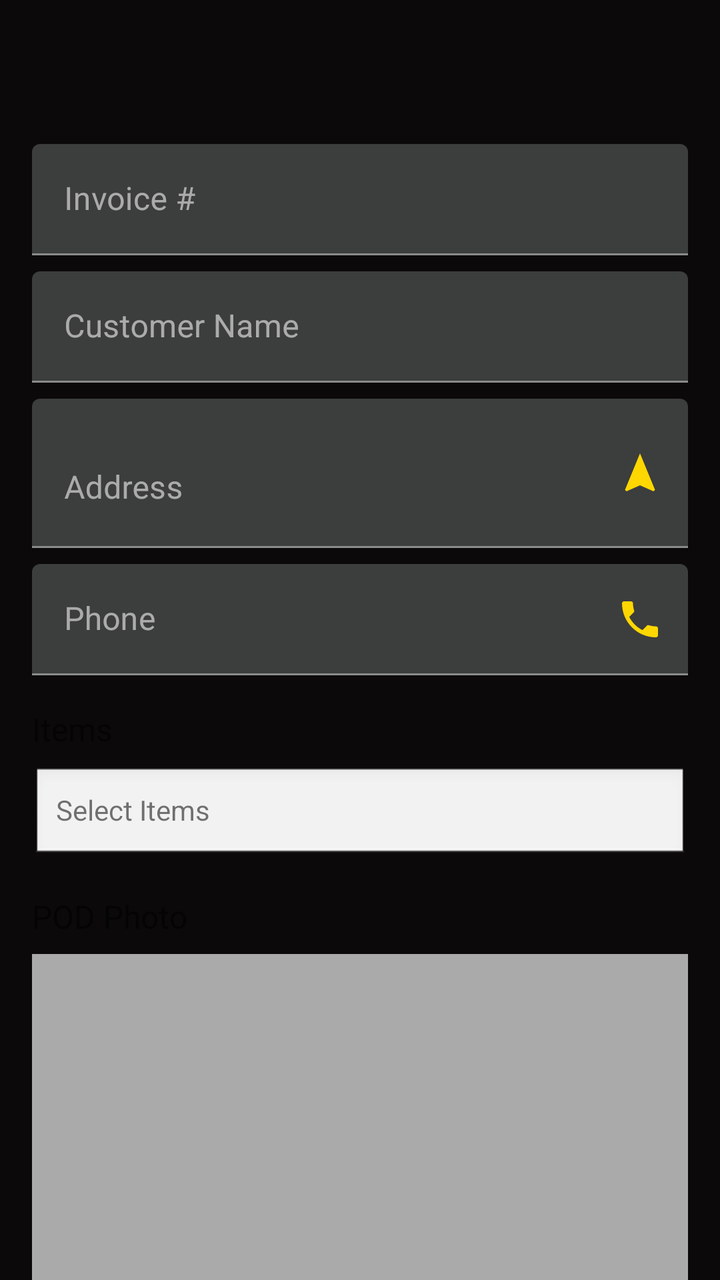
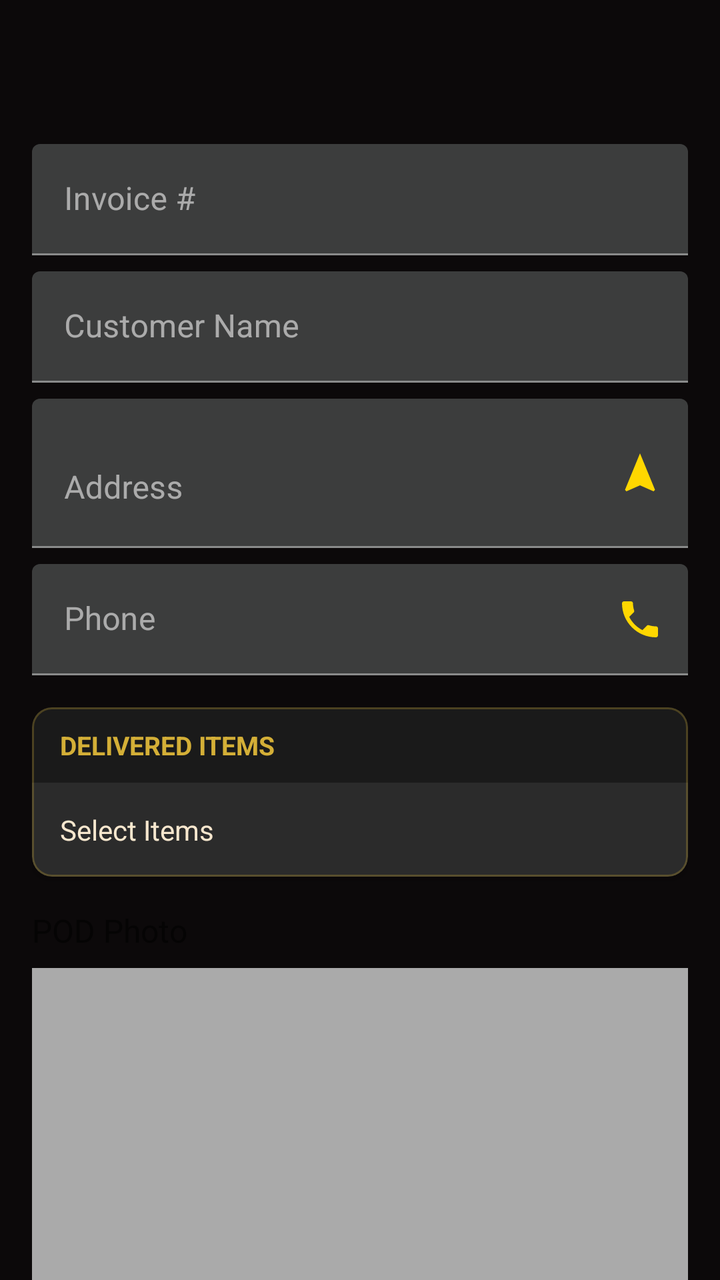

An Android layout rendered at two revisions. The XML below is the earlier revision; the diff shows what the commit changed to produce the second picture.
<!-- AndroidManifest.xml: application theme Theme.MobileInvoiceOCR -->
<!-- res/layout/activity_invoice_detail.xml -->
<?xml version="1.0" encoding="utf-8"?>
<androidx.core.widget.NestedScrollView xmlns:android="http://schemas.android.com/apk/res/android" xmlns:app="http://schemas.android.com/apk/res-auto"
    android:paddingTop="?attr/actionBarSize"
    android:fitsSystemWindows="true"
    android:layout_width="match_parent"
    android:layout_height="match_parent">
    <LinearLayout
        android:orientation="vertical"
        android:padding="16dp"
        android:layout_width="match_parent"
        android:layout_height="wrap_content">
        <com.google.android.material.card.MaterialCardView
            android:id="@+id/cardInvoiceImage"
            android:visibility="gone"
            android:layout_width="match_parent"
            android:layout_height="wrap_content"
            android:layout_marginBottom="16dp"
            app:cardBackgroundColor="@color/charcoal"
            app:cardCornerRadius="12dp"
            app:cardElevation="4dp"
            app:strokeColor="@color/rich_gold"
            app:strokeWidth="1dp">
            <LinearLayout
                android:orientation="vertical"
                android:layout_width="match_parent"
                android:layout_height="wrap_content">
                <ImageView
                    android:id="@+id/ivInvoiceImage"
                    android:layout_width="match_parent"
                    android:layout_height="wrap_content"
                    android:scaleType="fitCenter"
                    android:adjustViewBounds="true"
                    android:contentDescription="@string/original_invoice"/>
                <TextView
                    android:textSize="13sp"
                    android:textColor="@color/rich_gold"
                    android:background="@color/dark_charcoal"
                    android:padding="8dp"
                    android:layout_width="match_parent"
                    android:layout_height="wrap_content"
                    android:text="@string/tap_to_extract"
                    android:textAlignment="center"/>
            </LinearLayout>
        </com.google.android.material.card.MaterialCardView>
        <com.google.android.material.textfield.TextInputLayout
            android:layout_width="match_parent"
            android:layout_height="wrap_content"
            android:hint="@string/invoice_number">
            <com.google.android.material.textfield.TextInputEditText
                android:id="@+id/etInvoiceNumber"
                android:layout_width="match_parent"
                android:layout_height="wrap_content"/>
        </com.google.android.material.textfield.TextInputLayout>
        <com.google.android.material.textfield.TextInputLayout
            android:layout_width="match_parent"
            android:layout_height="wrap_content"
            android:layout_marginTop="8dp"
            android:hint="@string/customer_name">
            <com.google.android.material.textfield.TextInputEditText
                android:id="@+id/etCustomerName"
                android:layout_width="match_parent"
                android:layout_height="wrap_content"/>
        </com.google.android.material.textfield.TextInputLayout>
        <com.google.android.material.textfield.TextInputLayout
            android:id="@+id/tilAddress"
            android:layout_width="match_parent"
            android:layout_height="wrap_content"
            android:layout_marginTop="8dp"
            android:hint="@string/address"
            app:endIconContentDescription="Navigate to address"
            app:endIconDrawable="@drawable/ic_navigate"
            app:endIconMode="custom"
            app:endIconTint="@color/gold">
            <com.google.android.material.textfield.TextInputEditText
                android:id="@+id/etAddress"
                android:layout_width="match_parent"
                android:layout_height="wrap_content"
                android:minLines="2"/>
        </com.google.android.material.textfield.TextInputLayout>
        <com.google.android.material.textfield.TextInputLayout
            android:id="@+id/tilPhone"
            android:layout_width="match_parent"
            android:layout_height="wrap_content"
            android:layout_marginTop="8dp"
            android:hint="@string/phone"
            app:endIconContentDescription="Call customer"
            app:endIconDrawable="@drawable/ic_phone"
            app:endIconMode="custom"
            app:endIconTint="@color/gold">
            <com.google.android.material.textfield.TextInputEditText
                android:id="@+id/etPhone"
                android:layout_width="match_parent"
                android:layout_height="wrap_content"
                android:inputType="phone"/>
        </com.google.android.material.textfield.TextInputLayout>
        <TextView
            android:textSize="16sp"
            android:layout_width="match_parent"
            android:layout_height="wrap_content"
            android:layout_marginTop="16dp"
            android:layout_marginBottom="8dp"
            android:text="@string/items"/>
        <TextView
            android:id="@+id/tvSelectedItems"
            android:background="@android:drawable/edit_text"
            android:padding="12dp"
            android:focusable="true"
            android:clickable="true"
            android:layout_width="match_parent"
            android:layout_height="wrap_content"
            android:text="@string/select_items"/>
        <TextView
            android:textSize="16sp"
            android:layout_width="match_parent"
            android:layout_height="wrap_content"
            android:layout_marginTop="16dp"
            android:layout_marginBottom="8dp"
            android:text="@string/pod_photo"/>
        <LinearLayout
            android:gravity="center"
            android:orientation="horizontal"
            android:layout_width="match_parent"
            android:layout_height="wrap_content">
            <FrameLayout
                android:background="@android:color/darker_gray"
                android:layout_width="0dp"
                android:layout_height="200dp"
                android:layout_weight="1">
                <ImageView
                    android:id="@+id/ivPod1"
                    android:visibility="gone"
                    android:layout_width="match_parent"
                    android:layout_height="match_parent"
                    android:scaleType="centerCrop"
                    android:contentDescription="POD 1"/>
            </FrameLayout>
            <FrameLayout
                android:background="@android:color/darker_gray"
                android:layout_width="0dp"
                android:layout_height="200dp"
                android:layout_weight="1">
                <ImageView
                    android:id="@+id/ivPod2"
                    android:visibility="gone"
                    android:layout_width="match_parent"
                    android:layout_height="match_parent"
                    android:scaleType="centerCrop"
                    android:contentDescription="POD 2"/>
            </FrameLayout>
            <FrameLayout
                android:background="@android:color/darker_gray"
                android:layout_width="0dp"
                android:layout_height="200dp"
                android:layout_weight="1">
                <ImageView
                    android:id="@+id/ivPod3"
                    android:visibility="gone"
                    android:layout_width="match_parent"
                    android:layout_height="match_parent"
                    android:scaleType="centerCrop"
                    android:contentDescription="POD 3"/>
            </FrameLayout>
        </LinearLayout>
        <LinearLayout
            android:gravity="center"
            android:orientation="horizontal"
            android:layout_width="match_parent"
            android:layout_height="wrap_content"
            android:layout_marginTop="4dp">
            <FrameLayout
                android:background="@android:color/darker_gray"
                android:layout_width="0dp"
                android:layout_height="200dp"
                android:layout_weight="1">
                <ImageView
                    android:id="@+id/ivPod4"
                    android:visibility="gone"
                    android:layout_width="match_parent"
                    android:layout_height="match_parent"
                    android:scaleType="centerCrop"
                    android:contentDescription="POD 4"/>
            </FrameLayout>
            <FrameLayout
                android:background="@android:color/darker_gray"
                android:layout_width="0dp"
                android:layout_height="200dp"
                android:layout_weight="1">
                <ImageView
                    android:id="@+id/ivPod5"
                    android:visibility="gone"
                    android:layout_width="match_parent"
                    android:layout_height="match_parent"
                    android:scaleType="centerCrop"
                    android:contentDescription="POD 5"/>
            </FrameLayout>
            <FrameLayout
                android:background="@android:color/darker_gray"
                android:layout_width="0dp"
                android:layout_height="200dp"
                android:layout_weight="1">
                <ImageView
                    android:id="@+id/ivPod6"
                    android:visibility="gone"
                    android:layout_width="match_parent"
                    android:layout_height="match_parent"
                    android:scaleType="centerCrop"
                    android:contentDescription="POD 6"/>
            </FrameLayout>
        </LinearLayout>
        <com.google.android.material.button.MaterialButton
            android:layout_gravity="center_horizontal"
            android:id="@+id/btnCapturePOD"
            android:layout_width="wrap_content"
            android:layout_height="wrap_content"
            android:text="@string/add_pod"/>
        <TextView
            android:textSize="16sp"
            android:layout_width="match_parent"
            android:layout_height="wrap_content"
            android:layout_marginTop="16dp"
            android:layout_marginBottom="8dp"
            android:text="@string/signature"/>
        <FrameLayout
            android:background="@android:color/darker_gray"
            android:layout_width="match_parent"
            android:layout_height="150dp">
            <ImageView
                android:id="@+id/ivSignature"
                android:visibility="gone"
                android:layout_width="match_parent"
                android:layout_height="match_parent"
                android:scaleType="fitCenter"
                android:contentDescription="Signature"/>
            <com.google.android.material.button.MaterialButton
                android:layout_gravity="center"
                android:id="@+id/btnCaptureSignature"
                android:layout_width="wrap_content"
                android:layout_height="wrap_content"
                android:text="@string/add_signature"/>
        </FrameLayout>
        <com.google.android.material.textfield.TextInputLayout
            android:layout_width="match_parent"
            android:layout_height="wrap_content"
            android:layout_marginTop="16dp"
            android:hint="@string/notes">
            <com.google.android.material.textfield.TextInputEditText
                android:gravity="top"
                android:id="@+id/etNotes"
                android:layout_width="match_parent"
                android:layout_height="wrap_content"
                android:minLines="3"/>
        </com.google.android.material.textfield.TextInputLayout>
        <com.google.android.material.button.MaterialButton
            android:id="@+id/btnSave"
            android:layout_width="match_parent"
            android:layout_height="wrap_content"
            android:layout_marginTop="16dp"
            android:layout_marginBottom="64dp"
            android:text="Save Changes"/>
    </LinearLayout>
</androidx.core.widget.NestedScrollView>
<!-- resources referenced by this layout -->
<resources>
  <color name="charcoal">#2b2b2b</color>
  <color name="dark_charcoal">#1a1a1a</color>
  <color name="gold">#ffd700</color>
  <color name="rich_gold">#d4af37</color>
  <string name="add_pod">Add POD Photo</string>
  <string name="address">Address</string>
  <string name="items">Items</string>
  <string name="notes">Notes</string>
  <string name="phone">Phone</string>
  <string name="pod_photo">POD Photo</string>
  <string name="signature">Signature</string>
  <style name="Theme.MobileInvoiceOCR" parent="@style/Theme.MaterialComponents.DayNight.DarkActionBar">
          <item name="android:colorBackground">@color/imperial_obsidian</item>
          <item name="android:textColorPrimary">@color/imperial_calacatta</item>
          <item name="android:textColorSecondary">@color/imperial_gold_leaf</item>
          <item name="android:textColorHint">@color/antique_gold</item>
          <item name="android:statusBarColor">@color/imperial_obsidian</item>
          <item name="colorOnBackground">@color/imperial_gold_leaf</item>
          <item name="colorOnPrimary">@color/imperial_gold_leaf</item>
          <item name="colorOnSecondary">@color/imperial_obsidian</item>
          <item name="colorOnSurface">@color/imperial_calacatta</item>
          <item name="colorPrimary">@color/imperial_patina_iron</item>
          <item name="colorPrimaryVariant">@color/imperial_obsidian</item>
          <item name="colorSecondary">@color/imperial_gold_leaf</item>
          <item name="colorSecondaryVariant">@color/antique_gold</item>
          <item name="colorSurface">@color/imperial_patina_iron</item>
          <item name="themeAccentColor">@color/imperial_gold_leaf</item>
          <item name="themeActivityBackground">@drawable/bg_obsidian_marble</item>
          <item name="themeButtonBackground">@drawable/button_primary_imperial</item>
          <item name="themeButtonTextColor">@color/imperial_gold_leaf</item>
          <item name="themeCardBackground">@drawable/bg_imperial_marble_card</item>
          <item name="themeSectionBackground">@drawable/bg_imperial_iron_section</item>
          <item name="themeSectionBorderColor">@color/imperial_gold_leaf</item>
          <item name="themeTextAccent">@color/imperial_gold_leaf</item>
      </style>
  <color name="antique_gold">#c5a572</color>
  <!-- drawable button_primary_imperial: vector/xml drawable (drawable, 2484 chars, omitted) -->
  <!-- unchanged entries left out for length: 16 -->
</resources>

<!-- the commit's change to res/layout/activity_invoice_detail.xml (unified diff, before → after) -->
@@ -27,9 +27,8 @@
                 <ImageView
                     android:id="@+id/ivInvoiceImage"
                     android:layout_width="match_parent"
-                    android:layout_height="wrap_content"
-                    android:scaleType="fitCenter"
-                    android:adjustViewBounds="true"
+                    android:layout_height="160dp"
+                    android:scaleType="centerCrop"
                     android:contentDescription="@string/original_invoice"/>
                 <TextView
                     android:textSize="13sp"
@@ -93,22 +92,44 @@
                 android:layout_height="wrap_content"
                 android:inputType="phone"/>
         </com.google.android.material.textfield.TextInputLayout>
-        <TextView
-            android:textSize="16sp"
-            android:layout_width="match_parent"
-            android:layout_height="wrap_content"
-            android:layout_marginTop="16dp"
-            android:layout_marginBottom="8dp"
-            android:text="@string/items"/>
-        <TextView
-            android:id="@+id/tvSelectedItems"
-            android:background="@android:drawable/edit_text"
-            android:padding="12dp"
-            android:focusable="true"
-            android:clickable="true"
-            android:layout_width="match_parent"
-            android:layout_height="wrap_content"
-            android:text="@string/select_items"/>
+        <com.google.android.material.card.MaterialCardView
+            android:layout_width="match_parent"
+            android:layout_height="wrap_content"
+            android:layout_marginTop="16dp"
+            app:cardBackgroundColor="@color/charcoal"
+            app:cardCornerRadius="10dp"
+            app:cardElevation="2dp"
+            app:strokeColor="#44d4af37"
+            app:strokeWidth="1dp">
+            <LinearLayout
+                android:orientation="vertical"
+                android:layout_width="match_parent"
+                android:layout_height="wrap_content">
+                <TextView
+                    android:textSize="13sp"
+                    android:textStyle="bold"
+                    android:textColor="@color/rich_gold"
+                    android:background="#1a1a1a"
+                    android:paddingStart="14dp"
+                    android:paddingEnd="14dp"
+                    android:paddingTop="10dp"
+                    android:paddingBottom="10dp"
+                    android:layout_width="match_parent"
+                    android:layout_height="wrap_content"
+                    android:text="DELIVERED ITEMS"/>
+                <TextView
+                    android:id="@+id/tvSelectedItems"
+                    android:textSize="14sp"
+                    android:textColor="@color/champagne"
+                    android:padding="14dp"
+                    android:lineSpacingExtra="4dp"
+                    android:focusable="true"
+                    android:clickable="true"
+                    android:layout_width="match_parent"
+                    android:layout_height="wrap_content"
+                    android:text="@string/select_items"/>
+            </LinearLayout>
+        </com.google.android.material.card.MaterialCardView>
         <TextView
             android:textSize="16sp"
             android:layout_width="match_parent"
<!-- resource entries referenced after the edit -->
@@ -1,12 +1,12 @@
 <!-- resources referenced by this layout -->
 <resources>
+  <color name="champagne">#f7e7ce</color>
   <color name="charcoal">#2b2b2b</color>
   <color name="dark_charcoal">#1a1a1a</color>
   <color name="gold">#ffd700</color>
   <color name="rich_gold">#d4af37</color>
   <string name="add_pod">Add POD Photo</string>
   <string name="address">Address</string>
-  <string name="items">Items</string>
   <string name="notes">Notes</string>
   <string name="phone">Phone</string>
   <string name="pod_photo">POD Photo</string>
@@ -28,7 +28,7 @@
           <item name="colorSurface">@color/imperial_patina_iron</item>
           <item name="themeAccentColor">@color/imperial_gold_leaf</item>
           <item name="themeActivityBackground">@drawable/bg_obsidian_marble</item>
-          <item name="themeButtonBackground">@drawable/button_primary_imperial</item>
+          <item name="themeButtonBackground">@drawable/button_black_white_gradient</item>
           <item name="themeButtonTextColor">@color/imperial_gold_leaf</item>
           <item name="themeCardBackground">@drawable/bg_imperial_marble_card</item>
           <item name="themeSectionBackground">@drawable/bg_imperial_iron_section</item>
@@ -36,7 +36,62 @@
           <item name="themeTextAccent">@color/imperial_gold_leaf</item>
       </style>
   <color name="antique_gold">#c5a572</color>
-  <!-- drawable button_primary_imperial: vector/xml drawable (drawable, 2484 chars, omitted) -->
+  <!-- drawable button_black_white_gradient (drawable) -->
+  <?xml version="1.0" encoding="utf-8"?>
+  <layer-list xmlns:android="http://schemas.android.com/apk/res/android">
+      
+      <item>
+          <shape android:shape="rectangle">
+              <gradient
+                  android:startColor="#0a0a0a"
+                  android:centerColor="#3a3a3a"
+                  android:endColor="#c8c8c8"
+                  android:angle="90"
+                  android:type="linear"/>
+              <corners android:radius="8dp"/>
+          </shape>
+      </item>
+      
+      <item>
+          <shape android:shape="rectangle">
+              <stroke
+                  android:width="1dp"
+                  android:color="#c0c0c0"/>
+              <corners android:radius="8dp"/>
+          </shape>
+      </item>
+      
+      <item
+          android:left="2dp"
+          android:top="1dp"
+          android:right="2dp"
+          android:bottom="2dp">
+          <shape android:shape="rectangle">
+              <gradient
+                  android:startColor="#55ffffff"
+                  android:centerColor="#10ffffff"
+                  android:endColor="#00000000"
+                  android:angle="270"
+                  android:type="linear"/>
+              <corners android:radius="7dp"/>
+          </shape>
+      </item>
+      
+      <item
+          android:left="1dp"
+          android:top="1dp"
+          android:right="1dp"
+          android:bottom="1dp">
+          <shape android:shape="rectangle">
+              <gradient
+                  android:startColor="#18c0c0c0"
+                  android:endColor="#00000000"
+                  android:angle="45"
+                  android:type="linear"/>
+              <corners android:radius="7dp"/>
+          </shape>
+      </item>
+  </layer-list>
   <!-- unchanged entries left out for length: 16 -->
 </resources>
 
